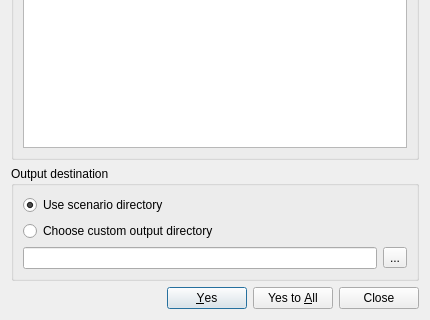
Before: the Qt Designer form safe_qgis/ui/batch_dialog_base.ui in inasafe/inasafe, drawn with Qt 5; both pictures show x 0 to 430 and y 279 to 599 of the 430 by 599 pixel window.
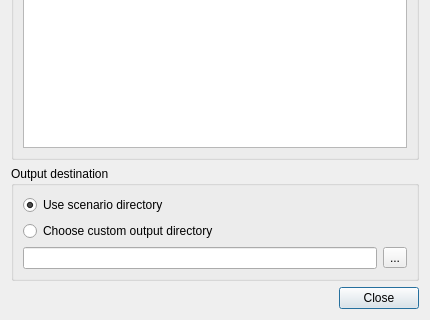
After: the same form once the commit is applied.

Diff of the .ui file:
```diff
--- a/safe_qgis/ui/batch_dialog_base.ui
+++ b/safe_qgis/ui/batch_dialog_base.ui
@@ -102,7 +102,7 @@
       <enum>Qt::Horizontal</enum>
      </property>
      <property name="standardButtons">
-      <set>QDialogButtonBox::Close|QDialogButtonBox::Yes|QDialogButtonBox::YesToAll</set>
+      <set>QDialogButtonBox::Close</set>
      </property>
     </widget>
    </item>
```
